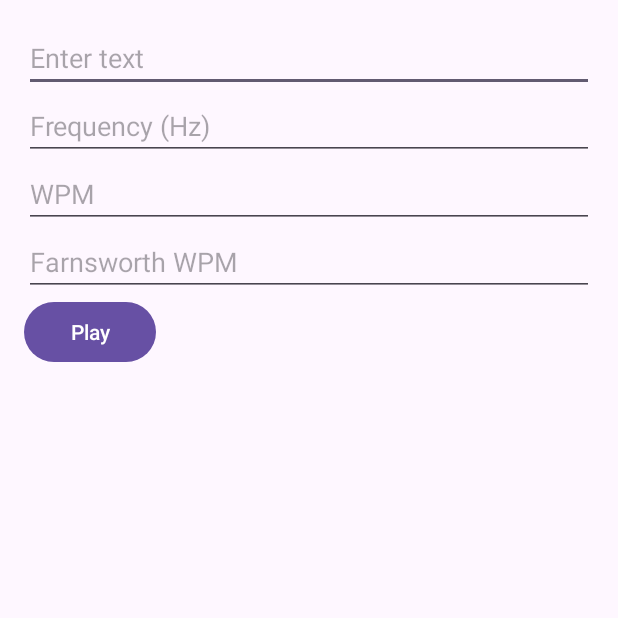
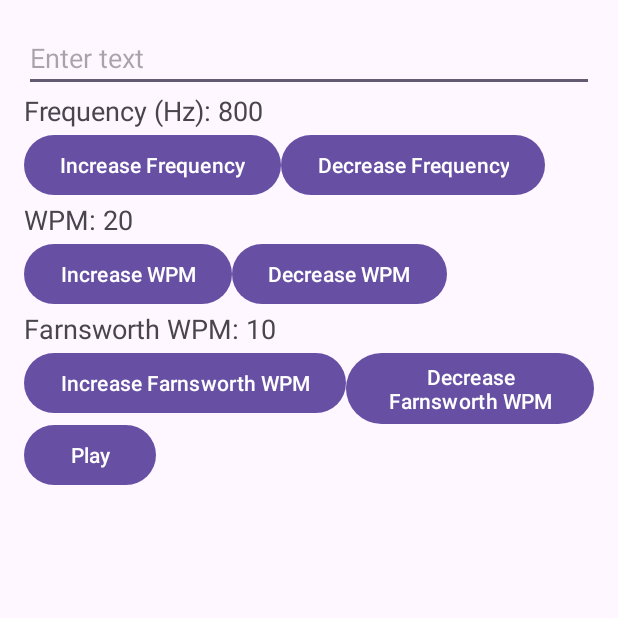
Before and after one commit to mauicoder/morselab, an Android app: the screen it shows after launch (MainActivity), on a phone screen of 412 x 824 dp, the top half of it. Run offline under Robolectric (Android 15) with nearby library versions, the light colour scheme and no system bars.

Commit message:
improve UI parameters

```diff
--- a/app/src/main/java/net/maui/generatesound/MainActivity.kt
+++ b/app/src/main/java/net/maui/generatesound/MainActivity.kt
@@ -5,16 +5,20 @@ import android.media.AudioTrack
 import android.os.Bundle
 import android.widget.Button
 import android.widget.EditText
+import android.widget.TextView
 import androidx.appcompat.app.AppCompatActivity
 import kotlin.math.sin
 
 class MainActivity : AppCompatActivity() {
 
     private lateinit var editTextText: EditText
-    private lateinit var editTextFrequency: EditText
-    private lateinit var editTextWPM: EditText
-    private lateinit var editTextFarnsworthWPM: EditText
-    private lateinit var buttonPlay: Button
+    private lateinit var textViewFrequency: TextView
+    private lateinit var textViewWPM: TextView
+    private lateinit var textViewFarnsworthWPM: TextView
+
+    private var frequency = 800
+    private var wpm = 20
+    private var farnsworthWpm = 10
 
     // Morse code map for letters, numbers, and some symbols
     val morseCodeMap = mapOf(
@@ -37,17 +41,53 @@ class MainActivity : AppCompatActivity() {
         setContentView(R.layout.activity_main)
 
         editTextText = findViewById(R.id.editTextText)
-        editTextFrequency = findViewById(R.id.editTextFrequency)
-        editTextWPM = findViewById(R.id.editTextWPM)
-        editTextFarnsworthWPM = findViewById(R.id.editTextFarnsworthWPM)
-        buttonPlay = findViewById(R.id.buttonPlay)
+        textViewFrequency = findViewById(R.id.textViewFrequency)
+        textViewWPM = findViewById(R.id.textViewWPM)
+        textViewFarnsworthWPM = findViewById(R.id.textViewFarnsworthWPM)
+
+        val buttonIncreaseFrequency: Button = findViewById(R.id.buttonIncreaseFrequency)
+        val buttonDecreaseFrequency: Button = findViewById(R.id.buttonDecreaseFrequency)
+        val buttonIncreaseWPM: Button = findViewById(R.id.buttonIncreaseWPM)
+        val buttonDecreaseWPM: Button = findViewById(R.id.buttonDecreaseWPM)
+        val buttonIncreaseFarnsworthWPM: Button = findViewById(R.id.buttonIncreaseFarnsworthWPM)
+        val buttonDecreaseFarnsworthWPM: Button = findViewById(R.id.buttonDecreaseFarnsworthWPM)
+        val buttonPlay: Button = findViewById(R.id.buttonPlay)
+
+        buttonIncreaseFrequency.setOnClickListener {
+            frequency += 100
+            textViewFrequency.text = "Frequency (Hz): $frequency"
+        }
+
+        buttonDecreaseFrequency.setOnClickListener {
+            frequency -= 100
+            if (frequency < 100) frequency = 100
+            textViewFrequency.text = "Frequency (Hz): $frequency"
+        }
+
+        buttonIncreaseWPM.setOnClickListener {
+            wpm += 5
+            textViewWPM.text = "WPM: $wpm"
+        }
+
+        buttonDecreaseWPM.setOnClickListener {
+            wpm -= 5
+            if (wpm < 5) wpm = 5
+            textViewWPM.text = "WPM: $wpm"
+        }
+
+        buttonIncreaseFarnsworthWPM.setOnClickListener {
+            farnsworthWpm += 5
+            textViewFarnsworthWPM.text = "Farnsworth WPM: $farnsworthWpm"
+        }
+
+        buttonDecreaseFarnsworthWPM.setOnClickListener {
+            farnsworthWpm -= 5
+            if (farnsworthWpm < 5) farnsworthWpm = 5
+            textViewFarnsworthWPM.text = "Farnsworth WPM: $farnsworthWpm"
+        }
 
         buttonPlay.setOnClickListener {
             val text = editTextText.text.toString()
-            val frequency = editTextFrequency.text.toString().toIntOrNull() ?: 800
-            val wpm = editTextWPM.text.toString().toIntOrNull() ?: 20
-            val farnsworthWpm = editTextFarnsworthWPM.text.toString().toIntOrNull() ?: 10
-
             val morseCodeSound = encodeMorse(text, wpm, farnsworthWpm, frequency, 44100)
             playSound(morseCodeSound, 44100)
         }
--- a/app/src/main/res/layout/activity_main.xml
+++ b/app/src/main/res/layout/activity_main.xml
@@ -11,34 +11,79 @@
         android:hint="Enter text"
         android:inputType="text" />
 
-    <EditText
-        android:id="@+id/editTextFrequency"
-        android:layout_width="match_parent"
+    <TextView
+        android:id="@+id/textViewFrequency"
+        android:layout_width="wrap_content"
         android:layout_height="wrap_content"
         android:layout_below="@id/editTextText"
-        android:hint="Frequency (Hz)"
-        android:inputType="number" />
+        android:text="Frequency (Hz): 800"
+        android:textSize="18sp" />
 
-    <EditText
-        android:id="@+id/editTextWPM"
-        android:layout_width="match_parent"
+    <Button
+        android:id="@+id/buttonIncreaseFrequency"
+        android:layout_width="wrap_content"
         android:layout_height="wrap_content"
-        android:layout_below="@id/editTextFrequency"
-        android:hint="WPM"
-        android:inputType="number" />
+        android:layout_below="@id/textViewFrequency"
+        android:text="Increase Frequency" />
 
-    <EditText
-        android:id="@+id/editTextFarnsworthWPM"
-        android:layout_width="match_parent"
+    <Button
+        android:id="@+id/buttonDecreaseFrequency"
+        android:layout_width="wrap_content"
         android:layout_height="wrap_content"
-        android:layout_below="@id/editTextWPM"
-        android:hint="Farnsworth WPM"
-        android:inputType="number" />
+        android:layout_toEndOf="@id/buttonIncreaseFrequency"
+        android:layout_below="@id/textViewFrequency"
+        android:text="Decrease Frequency" />
+
+    <TextView
+        android:id="@+id/textViewWPM"
+        android:layout_width="wrap_content"
+        android:layout_height="wrap_content"
+        android:layout_below="@id/buttonIncreaseFrequency"
+        android:text="WPM: 20"
+        android:textSize="18sp" />
+
+    <Button
+        android:id="@+id/buttonIncreaseWPM"
+        android:layout_width="wrap_content"
+        android:layout_height="wrap_content"
+        android:layout_below="@id/textViewWPM"
+        android:text="Increase WPM" />
+
+    <Button
+        android:id="@+id/buttonDecreaseWPM"
+        android:layout_width="wrap_content"
+        android:layout_height="wrap_content"
+        android:layout_toEndOf="@id/buttonIncreaseWPM"
+        android:layout_below="@id/textViewWPM"
+        android:text="Decrease WPM" />
+
+    <TextView
+        android:id="@+id/textViewFarnsworthWPM"
+        android:layout_width="wrap_content"
+        android:layout_height="wrap_content"
+        android:layout_below="@id/buttonIncreaseWPM"
+        android:text="Farnsworth WPM: 10"
+        android:textSize="18sp" />
+
+    <Button
+        android:id="@+id/buttonIncreaseFarnsworthWPM"
+        android:layout_width="wrap_content"
+        android:layout_height="wrap_content"
+        android:layout_below="@id/textViewFarnsworthWPM"
+        android:text="Increase Farnsworth WPM" />
+
+    <Button
+        android:id="@+id/buttonDecreaseFarnsworthWPM"
+        android:layout_width="wrap_content"
+        android:layout_height="wrap_content"
+        android:layout_toEndOf="@id/buttonIncreaseFarnsworthWPM"
+        android:layout_below="@id/textViewFarnsworthWPM"
+        android:text="Decrease Farnsworth WPM" />
 
     <Button
         android:id="@+id/buttonPlay"
         android:layout_width="wrap_content"
         android:layout_height="wrap_content"
-        android:layout_below="@id/editTextFarnsworthWPM"
+        android:layout_below="@id/buttonIncreaseFarnsworthWPM"
         android:text="Play" />
 </RelativeLayout>
```
